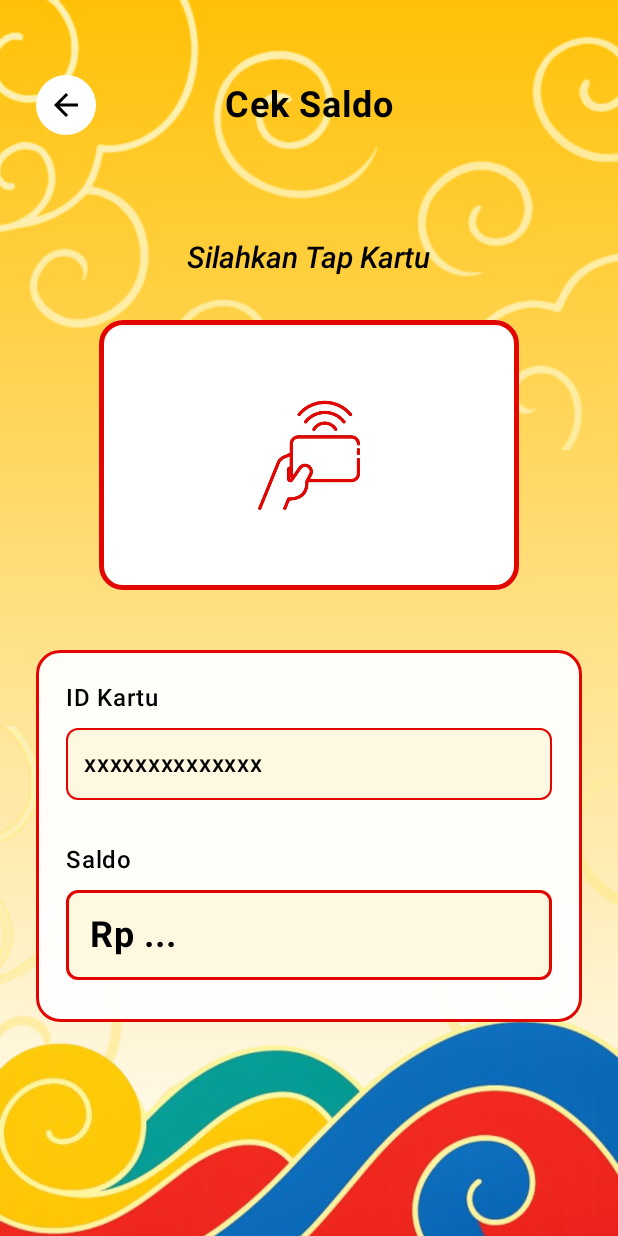
After one commit to dheaasprla/Proyek---Taman-Mini-Indonesia-Indah, an Android app built with Jetpack Compose: the composable CheckBalanceScreen called with empty values, on a phone screen of 412 x 824 dp. The commit adds this screen. Run offline under Robolectric (Android 15) with nearby library versions, the phone set to English and light mode, and no system bars.

Commit message:
nambahin cek saldo

```diff
--- a/app/src/main/java/com/example/proyektmii/MainActivity.kt
+++ b/app/src/main/java/com/example/proyektmii/MainActivity.kt
@@ -11,12 +11,15 @@ import android.widget.Toast
 import androidx.activity.ComponentActivity
 import androidx.activity.compose.setContent
 import androidx.compose.runtime.*
+import com.example.proyektmii.data.CardData
 import com.example.proyektmii.data.CartItem
 import com.example.proyektmii.data.PaymentHistoryItem
 import com.example.proyektmii.data.TicketItem
 import com.example.proyektmii.data.local.AppPreferences
 import com.example.proyektmii.ui.screens.*
 import com.example.proyektmii.ui.theme.ProyekTMIITheme
+import java.text.SimpleDateFormat
+import java.util.*
 
 class MainActivity : ComponentActivity() {
     private var nfcAdapter: NfcAdapter? = null
@@ -25,7 +28,10 @@ class MainActivity : ComponentActivity() {
     private var currentScreen by mutableStateOf("onboarding")
     private var isNfcTapped by mutableStateOf(false)
     private var totalPrice by mutableStateOf(0)
+    // Hapus variabel topUpAmount
+    // private var topUpAmount by mutableStateOf(0)
 
+    private var cardData by mutableStateOf<CardData?>(null)
     private var cartItems by mutableStateOf(listOf<CartItem>())
     private var selectedTicket by mutableStateOf<TicketItem?>(null)
     private var isWahanaSelected by mutableStateOf(false)
@@ -58,6 +64,17 @@ class MainActivity : ComponentActivity() {
                             "Destinasi" -> {
                                 selectedTicket = appPreferences.getTicketItem()
                                 currentScreen = "destinationMenu"
+                            }
+                            // Hapus case "Isi Saldo"
+                            // "Isi Saldo" -> {
+                            //    cardId = null
+                            //     isNfcTapped = false
+                            //    currentScreen = "isiSaldo"
+                            // }
+                            "Cek Saldo" -> {
+                                cardData = null
+                                isNfcTapped = false
+                                currentScreen = "cekSaldo"
                             }
                         }
                     })
@@ -166,11 +183,9 @@ class MainActivity : ComponentActivity() {
                         totalPrice = totalPrice,
                         nfcTapped = isNfcTapped,
                         onNfcProcessed = {
-                            Log.d("TMII_APP", "NFC processed for general payment")
                             isNfcTapped = false
                         },
                         onPaymentSuccess = { paidAmount ->
-                            Log.d("TMII_APP", "General payment successful: $paidAmount")
                             val currentTime = System.currentTimeMillis()
                             val transactionType = if (selectedTicket != null) "Tiket" else "Kantin"
                             val itemsList = if (selectedTicket != null) {
@@ -189,7 +204,6 @@ class MainActivity : ComponentActivity() {
                             )
                             appPreferences.addPaymentToHistory(newHistoryItem)
 
-                            // Clear relevant data after payment
                             if (selectedTicket != null) {
                                 appPreferences.saveTicketItem(null)
                                 selectedTicket = null
@@ -208,6 +222,11 @@ class MainActivity : ComponentActivity() {
                         totalPrice = totalPrice,
                         onBackToHome = { currentScreen = "home" }
                     )
+                    "cekSaldo" -> CheckBalanceScreen(
+                        onBack = { currentScreen = "home" },
+                        cardData = cardData,
+                        isProcessing = isNfcTapped
+                    )
                 }
             }
         }
@@ -224,7 +243,6 @@ class MainActivity : ComponentActivity() {
     private fun handleNfcTag() {
         Log.d("TMII_APP", "NFC terdeteksi di layar: $currentScreen")
 
-        // Logika untuk menyimpan data user dan cardId saat ini
         if (cardId != null && userName != null) {
             appPreferences.saveUserData(cardId!!, userName!!)
             Log.d("TMII_APP", "Saving current user data: Card ID = $cardId, Name = $userName")
@@ -246,14 +264,19 @@ class MainActivity : ComponentActivity() {
                     currentScreen = "parkingCheckinSuccess"
                 } else {
                     Log.d("TMII_APP", "Processing parking check-out")
-                    // Set flag untuk trigger LaunchedEffect di ParkingCheckoutScreen
                     isNfcTapped = true
                 }
             }
             "payment" -> {
                 Log.d("TMII_APP", "Processing payment")
-                // Set flag untuk trigger LaunchedEffect di PaymentScreen
                 isNfcTapped = true
+            }
+            // Hapus case "isiSaldo", "isiSaldoPayment", dan "isiSaldoSuccess"
+            "cekSaldo" -> {
+                Log.d("TMII_APP", "Processing balance check")
+                isNfcTapped = true
+                // Simulasikan data kartu setelah NFC di-tap
+                cardData = CardData(id = cardId ?: "000000000000", balance = 20000)
             }
         }
     }
@@ -283,18 +306,15 @@ class MainActivity : ComponentActivity() {
             val tagIdBytes = tag?.id
             val cardIdHex = tagIdBytes?.toHexString() ?: "ID_unknown"
 
-            // Perbarui state cardId dan userName
             cardId = cardIdHex
             userName = "Pengunjung-" + cardIdHex.substring(cardIdHex.length - 4, cardIdHex.length)
 
             Log.d("TMII_APP", "Kartu terdeteksi. ID: $cardId, Screen: $currentScreen")
             Toast.makeText(this, "Kartu terdeteksi. ID: $cardId", Toast.LENGTH_SHORT).show()
 
-            // Langsung panggil handleNfcTag
             handleNfcTag()
         }
     }
 
-    // Fungsi helper untuk mengubah byte array menjadi string heksadesimal
     private fun ByteArray.toHexString() = joinToString("") { "%02x".format(it) }
 }
--- /dev/null
+++ b/app/src/main/java/com/example/proyektmii/data/CardData.kt
@@ -0,0 +1,6 @@
+package com.example.proyektmii.data
+
+data class CardData(
+    val id: String,
+    val balance: Int
+)
--- a/app/src/main/java/com/example/proyektmii/data/lokal/AppPreferences.kt
+++ b/app/src/main/java/com/example/proyektmii/data/lokal/AppPreferences.kt
@@ -2,6 +2,7 @@ package com.example.proyektmii.data.local
 
 import android.content.Context
 import android.content.SharedPreferences
+import com.example.proyektmii.data.CardData
 import com.example.proyektmii.data.CartItem
 import com.example.proyektmii.data.PaymentHistoryItem
 import com.example.proyektmii.data.TicketItem
@@ -17,14 +18,36 @@ class AppPreferences(context: Context) {
         private const val KEY_PINTU_MASUK_ENTRY_TIME = "pintu_masuk_entry_time"
         private const val KEY_TICKET_ITEM_JSON = "ticket_item_json"
         private const val KEY_CART_ITEMS_JSON = "cart_items_json"
-
-        // New keys for user and payment history
         private const val KEY_USER_CARD_ID = "user_card_id"
         private const val KEY_USER_NAME = "user_name"
         private const val KEY_PAYMENT_HISTORY = "payment_history"
+        private const val KEY_CARD_DATA = "card_data"
     }
 
-    // New functions to save and get user data
+    fun saveCardData(cardData: CardData?) {
+        val editor = preferences.edit()
+        if (cardData == null) {
+            editor.remove(KEY_CARD_DATA)
+        } else {
+            val json = gson.toJson(cardData)
+            editor.putString(KEY_CARD_DATA, json)
+        }
+        editor.apply()
+    }
+
+    fun getCardData(): CardData? {
+        val json = preferences.getString(KEY_CARD_DATA, null)
+        return if (json != null) {
+            try {
+                gson.fromJson(json, CardData::class.java)
+            } catch (e: Exception) {
+                null
+            }
+        } else {
+            null
+        }
+    }
+
     fun saveUserData(cardId: String, name: String) {
         preferences.edit()
             .putString(KEY_USER_CARD_ID, cardId)
@@ -40,15 +63,13 @@ class AppPreferences(context: Context) {
         return preferences.getString(KEY_USER_NAME, null)
     }
 
-    // Fungsi untuk menambahkan riwayat pembayaran ke daftar
     fun addPaymentToHistory(item: PaymentHistoryItem) {
         val history = getPaymentHistory().toMutableList()
-        history.add(0, item) // Tambahkan ke awal list untuk urutan terbaru
+        history.add(0, item)
         val json = gson.toJson(history)
         preferences.edit().putString(KEY_PAYMENT_HISTORY, json).apply()
     }
 
-    // Fungsi untuk mendapatkan semua riwayat pembayaran
     fun getPaymentHistory(): List<PaymentHistoryItem> {
         val json = preferences.getString(KEY_PAYMENT_HISTORY, null)
         val type = object : TypeToken<List<PaymentHistoryItem>>() {}.type
@@ -67,7 +88,6 @@ class AppPreferences(context: Context) {
         preferences.edit().remove(KEY_PAYMENT_HISTORY).apply()
     }
 
-    // Parking functions
     fun saveParkingEntryTime(timestamp: Long) {
         preferences.edit().putLong(KEY_PARKING_ENTRY_TIME, timestamp).apply()
     }
@@ -80,7 +100,6 @@ class AppPreferences(context: Context) {
         preferences.edit().remove(KEY_PARKING_ENTRY_TIME).apply()
     }
 
-    // Pintu Masuk functions
     fun savePintuMasukEntry(timestamp: Long) {
         preferences.edit().putLong(KEY_PINTU_MASUK_ENTRY_TIME, timestamp).apply()
     }
@@ -93,7 +112,6 @@ class AppPreferences(context: Context) {
         preferences.edit().remove(KEY_PINTU_MASUK_ENTRY_TIME).apply()
     }
 
-    // Ticket functions
     fun saveTicketItem(ticketItem: TicketItem?) {
         val editor = preferences.edit()
         if (ticketItem == null) {
@@ -118,7 +136,6 @@ class AppPreferences(context: Context) {
         }
     }
 
-    // Cart functions
     fun saveCartItems(cartItems: List<CartItem>) {
         val json = gson.toJson(cartItems)
         preferences.edit().putString(KEY_CART_ITEMS_JSON, json).apply()
--- /dev/null
+++ b/app/src/main/java/com/example/proyektmii/ui/screens/CheckBalanceScreen.kt
@@ -0,0 +1,266 @@
+package com.example.proyektmii.ui.screens
+
+import androidx.compose.foundation.Image
+import androidx.compose.foundation.background
+import androidx.compose.foundation.border
+import androidx.compose.foundation.clickable
+import androidx.compose.foundation.layout.*
+import androidx.compose.foundation.shape.RoundedCornerShape
+import androidx.compose.material3.Icon
+import androidx.compose.material3.Text
+import androidx.compose.material3.CircularProgressIndicator
+import androidx.compose.material.icons.Icons
+import androidx.compose.material.icons.filled.ArrowBack
+import androidx.compose.runtime.Composable
+import androidx.compose.ui.Alignment
+import androidx.compose.ui.Modifier
+import androidx.compose.ui.graphics.Color
+import androidx.compose.ui.layout.ContentScale
+import androidx.compose.ui.res.painterResource
+import androidx.compose.ui.text.font.FontWeight
+import androidx.compose.ui.text.style.TextAlign
+import androidx.compose.ui.unit.dp
+import androidx.compose.ui.unit.sp
+import androidx.compose.ui.draw.clip
+import androidx.compose.ui.graphics.Brush
+import com.example.proyektmii.R
+import com.example.proyektmii.data.CardData
+import com.example.proyektmii.ui.theme.ColorPrimary
+import com.example.proyektmii.ui.theme.ColorBackground
+import com.example.proyektmii.ui.theme.ColorWarning
+import java.text.NumberFormat
+import java.util.Locale
+
+@Composable
+fun CheckBalanceScreen(
+    onBack: () -> Unit,
+    cardData: CardData?,
+    isProcessing: Boolean,
+    modifier: Modifier = Modifier
+) {
+    // Yellow gradient background matching the Figma design
+    val yellowGradient = Brush.verticalGradient(
+        colors = listOf(
+            Color(0xFFFFC107),
+            Color(0xFFFFFFFF)
+        )
+    )
+
+    Box(
+        modifier = modifier
+            .fillMaxSize()
+            .background(yellowGradient)
+    ) {
+        // Background Awan Kuning di atas
+        Image(
+            painter = painterResource(id = R.drawable.awan),
+            contentDescription = "Background Pattern Top",
+            modifier = Modifier
+                .fillMaxWidth()
+                .height(300.dp)
+                .align(Alignment.TopCenter),
+            contentScale = ContentScale.Crop
+        )
+
+        // Background Awan di bawah
+        Image(
+            painter = painterResource(id = R.drawable.awan),
+            contentDescription = "Background Awan Bottom",
+            modifier = Modifier
+                .fillMaxWidth()
+                .height(350.dp)
+                .align(Alignment.BottomCenter)
+                .offset(y = 10.dp),
+            contentScale = ContentScale.Crop
+        )
+
+        // Background Ombak di bawah
+        Image(
+            painter = painterResource(id = R.drawable.ombak),
+            contentDescription = "Background Ombak",
+            modifier = Modifier
+                .fillMaxWidth()
+                .height(250.dp)
+                .align(Alignment.BottomCenter),
+            contentScale = ContentScale.FillWidth
+        )
+
+        Column(
+            modifier = Modifier
+                .fillMaxSize()
+                .padding(horizontal = 24.dp),
+            horizontalAlignment = Alignment.CenterHorizontally
+        ) {
+            // Header with back button
+            Row(
+                modifier = Modifier
+                    .fillMaxWidth()
+                    .padding(top = 50.dp, bottom = 30.dp),
+                verticalAlignment = Alignment.CenterVertically
+            ) {
+                Box(
+                    modifier = Modifier
+                        .size(40.dp)
+                        .background(Color.White, shape = RoundedCornerShape(20.dp))
+                        .clickable { onBack() },
+                    contentAlignment = Alignment.Center
+                ) {
+                    Icon(
+                        imageVector = Icons.Default.ArrowBack,
+                        contentDescription = "Back",
+                        modifier = Modifier.size(24.dp),
+                        tint = Color.Black
+                    )
+                }
+
+                Text(
+                    text = "Cek Saldo",
+                    fontSize = 24.sp,
+                    fontWeight = FontWeight.Bold,
+                    color = Color.Black,
+                    modifier = Modifier.weight(1f),
+                    textAlign = TextAlign.Center
+                )
+
+                Spacer(modifier = Modifier.size(40.dp))
+            }
+
+            Spacer(modifier = Modifier.height(40.dp))
+
+            // Instructions text
+            Text(
+                text = "Silahkan Tap Kartu",
+                fontSize = 20.sp,
+                fontWeight = FontWeight.Medium,
+                color = Color.Black,
+                style = androidx.compose.ui.text.TextStyle(
+                    fontStyle = androidx.compose.ui.text.font.FontStyle.Italic
+                )
+            )
+
+            Spacer(modifier = Modifier.height(30.dp))
+
+            // NFC tap area with red border
+            Box(
+                modifier = Modifier
+                    .size(280.dp, 180.dp)
+                    .border(
+                        width = 3.dp,
+                        color = ColorPrimary, // Red border
+                        shape = RoundedCornerShape(16.dp)
+                    )
+                    .background(
+                        Color.White,
+                        shape = RoundedCornerShape(16.dp)
+                    )
+                    .clip(RoundedCornerShape(16.dp)),
+                contentAlignment = Alignment.Center
+            ) {
+                if (isProcessing) {
+                    CircularProgressIndicator(
+                        modifier = Modifier.size(60.dp),
+                        color = ColorPrimary,
+                        strokeWidth = 4.dp
+                    )
+                } else {
+                    Image(
+                        painter = painterResource(id = R.drawable.nfc),
+                        contentDescription = "Tap NFC",
+                        modifier = Modifier.size(120.dp),
+                        contentScale = ContentScale.Fit
+                    )
+                }
+            }
+
+            Spacer(modifier = Modifier.height(40.dp))
+
+            // Card information display area
+            Box(
+                modifier = Modifier
+                    .fillMaxWidth()
+                    .background(
+                        Color.White.copy(alpha = 0.95f),
+                        RoundedCornerShape(16.dp)
+                    )
+                    .border(
+                        width = 2.dp,
+                        color = ColorPrimary,
+                        shape = RoundedCornerShape(16.dp)
+                    )
+                    .padding(20.dp)
+            ) {
+                Column {
+                    // Card ID Section
+                    Text(
+                        text = "ID Kartu",
+                        fontSize = 16.sp,
+                        color = Color.Black,
+                        fontWeight = FontWeight.Medium
+                    )
+
+                    Box(
+                        modifier = Modifier
+                            .fillMaxWidth()
+                            .padding(vertical = 8.dp)
+                            .background(
+                                Color(0xFFFFF8E1), // Light yellow background
+                                RoundedCornerShape(8.dp)
+                            )
+                            .border(
+                                width = 1.dp,
+                                color = ColorPrimary,
+                                shape = RoundedCornerShape(8.dp)
+                            )
+                            .padding(12.dp)
+                    ) {
+                        Text(
+                            text = cardData?.id ?: "xxxxxxxxxxxxxx",
+                            fontSize = 16.sp,
+                            fontWeight = FontWeight.SemiBold,
+                            color = Color.Black
+                        )
+                    }
+
+                    Spacer(modifier = Modifier.height(20.dp))
+
+                    // Balance Section
+                    Text(
+                        text = "Saldo",
+                        fontSize = 16.sp,
+                        color = Color.Black,
+                        fontWeight = FontWeight.Medium
+                    )
+
+                    Box(
+                        modifier = Modifier
+                            .fillMaxWidth()
+                            .padding(vertical = 8.dp)
+                            .background(
+                                Color(0xFFFFF8E1), // Light yellow background
+                                RoundedCornerShape(8.dp)
+                            )
+                            .border(
+                                width = 2.dp,
+                                color = ColorPrimary,
+                                shape = RoundedCornerShape(8.dp)
+                            )
+                            .padding(16.dp)
+                    ) {
+                        Text(
+                            text = if (cardData != null) {
+                                "Rp ${NumberFormat.getNumberInstance(Locale("in", "ID")).format(cardData.balance)}"
+                            } else {
+                                "Rp ..."
+                            },
+                            fontSize = 24.sp,
+                            fontWeight = FontWeight.Bold,
+                            color = Color.Black
+                        )
+                    }
+                }
+            }
+
+            Spacer(modifier = Modifier.weight(1f))
+        }
+    }
+}
--- a/app/src/main/java/com/example/proyektmii/ui/screens/HomeScreen.kt
+++ b/app/src/main/java/com/example/proyektmii/ui/screens/HomeScreen.kt
@@ -1,9 +1,9 @@
-package com.example.proyektmii.ui.screens // Pastikan ini 'screens' dengan huruf kecil
+package com.example.proyektmii.ui.screens
 
 import androidx.compose.foundation.Image
 import androidx.compose.foundation.background
 import androidx.compose.foundation.border
-import androidx.compose.foundation.clickable // Impor ini untuk interaksi klik
+import androidx.compose.foundation.clickable
 import androidx.compose.foundation.layout.*
 import androidx.compose.foundation.lazy.grid.GridCells
 import androidx.compose.foundation.lazy.grid.LazyVerticalGrid
@@ -32,16 +32,17 @@ import com.example.proyektmii.ui.theme.ProyekTMIITheme
 data class FeatureItem(
     val iconRes: Int,
     val text: String,
-    val type: String // Tambahkan field 'type' untuk identifikasi fitur
+    val type: String
 )
 
 @Composable
-fun HomeScreen(onCardClick: (String) -> Unit) { // Tambahkan parameter onCardClick
+fun HomeScreen(onCardClick: (String) -> Unit) {
     val featureItems = listOf(
         FeatureItem(R.drawable.pintumasuk, "Pintu Masuk", "Pintu Masuk"),
         FeatureItem(R.drawable.parkir, "Parkir", "Parkir"),
         FeatureItem(R.drawable.destinasi, "Destinasi", "Destinasi"),
-        FeatureItem(R.drawable.kantin, "Kantin", "Kantin")
+        FeatureItem(R.drawable.kantin, "Kantin", "Kantin"),
+        FeatureItem(R.drawable.ceksaldo, "Cek Saldo", "Cek Saldo")
     )
 
     val gradientTextStyle = TextStyle(
@@ -79,7 +80,7 @@ fun HomeScreen(onCardClick: (String) -> Unit) { // Tambahkan parameter onCardCli
                     FeatureGridCard(
                         iconRes = item.iconRes,
                         text = item.text,
-                        onClick = { onCardClick(item.type) } // Panggil callback saat diklik
+                        onClick = { onCardClick(item.type) }
                     )
                 }
             }
@@ -109,7 +110,6 @@ fun HomeScreen(onCardClick: (String) -> Unit) { // Tambahkan parameter onCardCli
                         style = gradientTextStyle
                     )
                 }
-
                 Spacer(modifier = Modifier.height(16.dp))
                 Box(
                     modifier = Modifier
@@ -123,13 +123,13 @@ fun HomeScreen(onCardClick: (String) -> Unit) { // Tambahkan parameter onCardCli
 }
 
 @Composable
-fun FeatureGridCard(iconRes: Int, text: String, onClick: () -> Unit) { // Tambahkan parameter onClick
+fun FeatureGridCard(iconRes: Int, text: String, onClick: () -> Unit) {
     Card(
         modifier = Modifier
             .fillMaxWidth()
             .height(150.dp)
             .border(2.dp, Color.Red, RoundedCornerShape(16.dp))
-            .clickable(onClick = onClick), // Tambahkan modifier clickable
+            .clickable(onClick = onClick),
         elevation = CardDefaults.cardElevation(defaultElevation = 4.dp),
         shape = RoundedCornerShape(16.dp),
         colors = CardDefaults.cardColors(containerColor = Color.White)
@@ -156,11 +156,3 @@ fun FeatureGridCard(iconRes: Int, text: String, onClick: () -> Unit) { // Tambah
         }
     }
 }
-
-@Preview(showBackground = true)
-@Composable
-fun HomeScreenPreview() {
-    ProyekTMIITheme {
-        HomeScreen(onCardClick = {})
-    }
-}
```
Also changed, not shown: app/src/main/res/drawable/ceksaldo.png (added), app/src/main/res/drawable/isisaldo.png (added).
